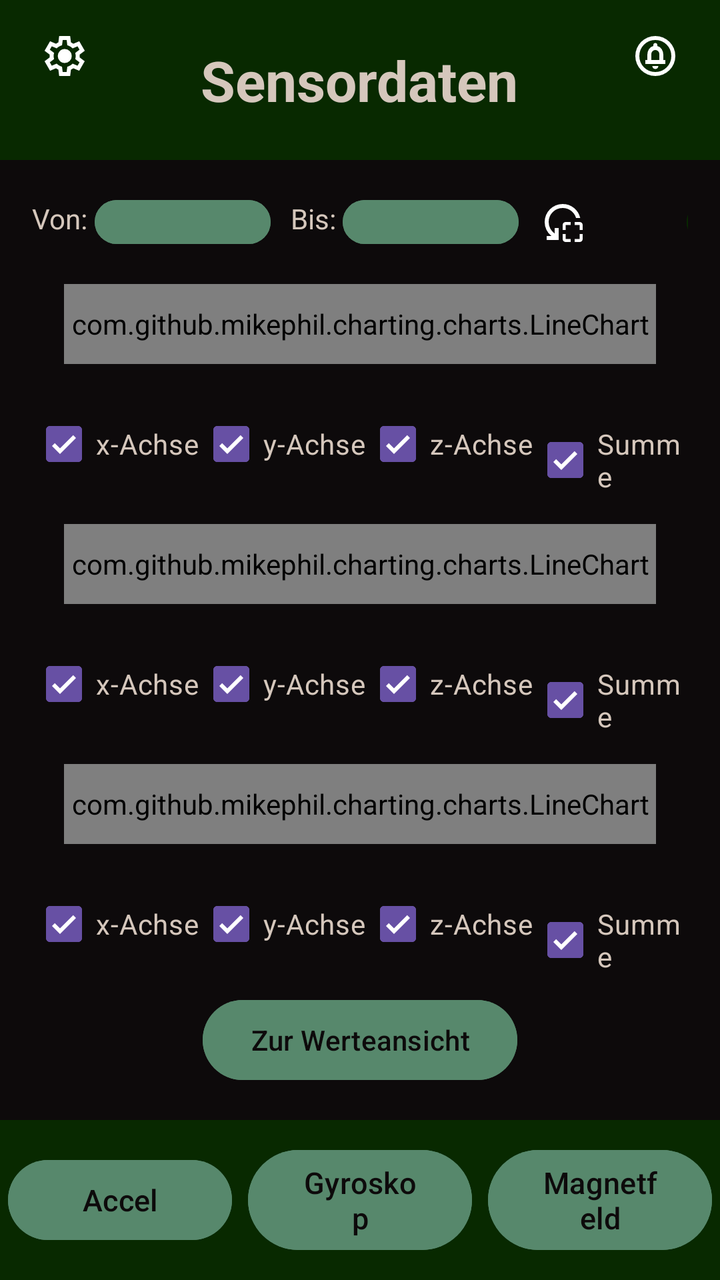
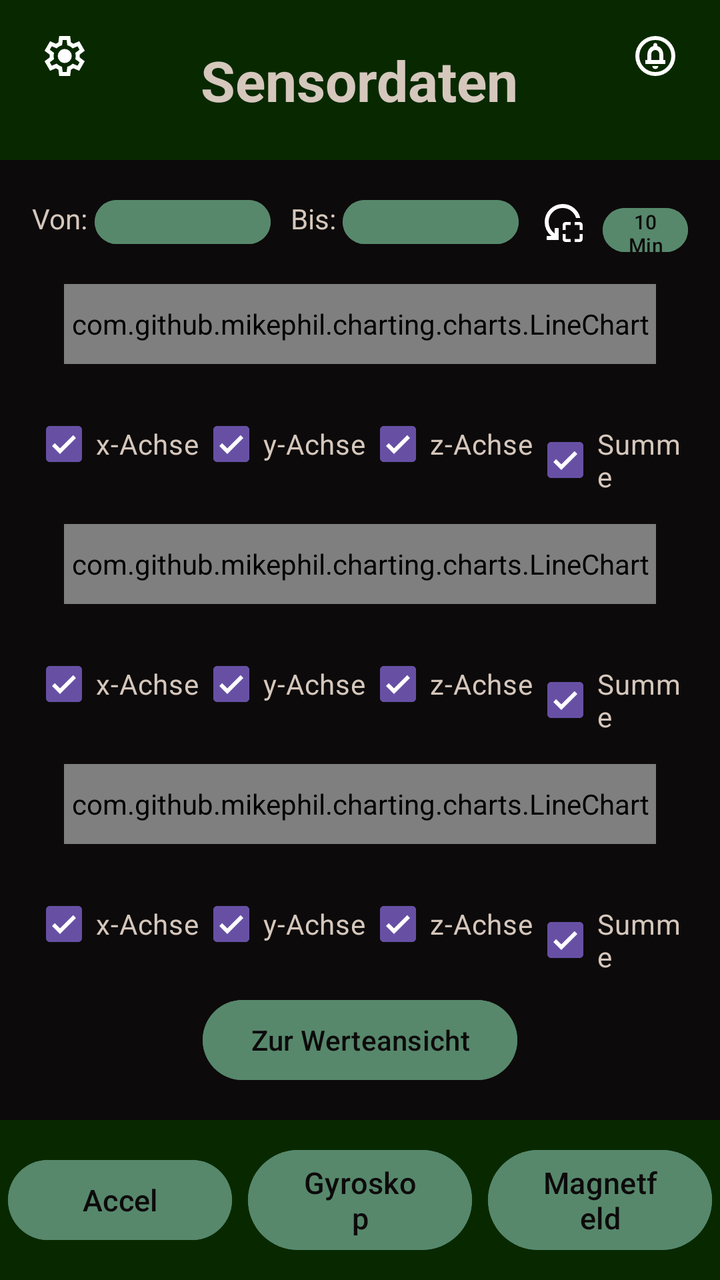

Two renders of the same Android screen: before a commit and after it. Below are the layout's source before the change and the commit's diff.
<!-- AndroidManifest.xml: application theme Theme.BiotSpeechIoT -->
<!-- res/layout/activity_main_graph.xml -->
<?xml version="1.0" encoding="utf-8"?>
<LinearLayout xmlns:android="http://schemas.android.com/apk/res/android"
    xmlns:tools="http://schemas.android.com/tools"
    android:layout_width="match_parent"
    android:id="@+id/main"
    android:layout_height="match_parent"
    android:orientation="vertical"
    android:background="@color/background"
    tools:context=".main.MainActivity">

    <LinearLayout
        android:layout_width="match_parent"
        android:layout_height="wrap_content"
        android:background="@color/header">

        <ImageButton
            android:id="@+id/settings_button"
            android:layout_width="wrap_content"
            android:layout_height="wrap_content"
            android:layout_weight="1"
            android:src="@drawable/outline_settings_24"
            android:background="@color/header"
            android:layout_marginTop="16dp"
            android:layout_marginStart="16dp"
            android:paddingBottom="15dp"
            android:color="@color/text"/>

        <TextView
            android:id="@+id/headerText"
            android:layout_width="0dp"
            android:layout_weight="30"
            android:layout_height="80dp"
            android:background="@color/header"
            android:gravity="center_vertical|center_horizontal"
            android:text="Sensordaten"
            android:textColor="@color/text"
            android:textSize="28sp"
            android:textStyle="bold" />

        <ImageButton
            android:id="@+id/notification_button"
            android:layout_width="wrap_content"
            android:layout_height="wrap_content"
            android:layout_weight="1"
            android:src="@drawable/outline_circle_notifications_24"
            android:background="@color/header"
            android:layout_marginTop="16dp"
            android:layout_marginEnd="16dp"
            android:paddingBottom="15dp"
            android:color="@color/text"/>
    </LinearLayout>

    <LinearLayout
        android:id="@+id/contentArea"
        android:layout_width="match_parent"
        android:layout_height="0dp"
        android:layout_weight="1"
        android:orientation="vertical"
        android:padding="16dp">

        <LinearLayout
            android:layout_width="wrap_content"
            android:layout_height="wrap_content"
            android:orientation="horizontal">

            <TextView
                android:layout_width="wrap_content"
                android:layout_height="wrap_content"
                android:text="Von: "
                android:textColor="@color/text"/>

            <Button
                android:layout_width="wrap_content"
                android:layout_height="30dp"
                android:text=""
                android:textSize="10dp"
                android:textColor="@color/background"
                android:backgroundTint="@color/button"
                android:id="@+id/button_Accel_von"
                android:paddingStart="0dp"
                android:paddingEnd="0dp"
                android:paddingBottom="0dp"
                android:paddingTop="0dp"/>

            <TextView
                android:layout_width="wrap_content"
                android:layout_height="wrap_content"
                android:text="Bis: "
                android:textColor="@color/text"
                android:layout_marginStart="10dp"/>

            <Button
                android:layout_width="wrap_content"
                android:layout_height="30dp"
                android:text=""
                android:textSize="10sp"
                android:textColor="@color/background"
                android:backgroundTint="@color/button"
                android:id="@+id/button_Accel_bis"
                android:paddingStart="0dp"
                android:paddingEnd="0dp"
                android:paddingBottom="0dp"
                android:paddingTop="0dp"/>

            <ImageButton
                android:layout_width="wrap_content"
                android:layout_height="wrap_content"
                android:src="@drawable/outline_reset_focus_24"
                android:background="@color/background"
                android:layout_marginStart="10dp"
                android:paddingTop="3dp"
                android:id="@+id/resetAccel"
                />

            <Button
                android:layout_width="50dp"
                android:layout_height="30dp"
                android:text="10 Min"
                android:textSize="10sp"
                android:textColor="@color/background"
                android:backgroundTint="@color/header"
                android:id="@+id/btn_x_10min"
                android:layout_marginStart="50dp"
                android:paddingStart="0dp"
                android:paddingEnd="0dp"
                android:paddingBottom="0dp"
                android:paddingTop="0dp"/>

        </LinearLayout>

        <com.github.mikephil.charting.charts.LineChart
            android:id="@+id/lineChartAccel"
            android:layout_width="match_parent"
            android:layout_height="0dp"
            android:layout_weight="1"
            android:layout_margin="16dp"/>

        <LinearLayout
            android:layout_width="wrap_content"
            android:layout_height="wrap_content"
            >
            <CheckBox
                android:layout_width="wrap_content"
                android:layout_height="wrap_content"
                android:text="x-Achse"
                android:textColor="@color/text"
                android:checked="true"
                android:id="@+id/AccelxCheck"/>

            <CheckBox
                android:layout_width="wrap_content"
                android:layout_height="wrap_content"
                android:text="y-Achse"
                android:textColor="@color/text"
                android:checked="true"
                android:id="@+id/AccelyCheck"/>

            <CheckBox
                android:layout_width="wrap_content"
                android:layout_height="wrap_content"
                android:text="z-Achse"
                android:textColor="@color/text"
                android:checked="true"
                android:id="@+id/AccelzCheck"/>

            <CheckBox
                android:layout_width="wrap_content"
                android:layout_height="wrap_content"
                android:text="Summe"
                android:textColor="@color/text"
                android:checked="true"
                android:id="@+id/AccelSumCheck"/>

        </LinearLayout>

        <com.github.mikephil.charting.charts.LineChart
            android:id="@+id/lineChartGyro"
            android:layout_width="match_parent"
            android:layout_height="0dp"
            android:layout_weight="1"
            android:layout_margin="16dp" />

        <LinearLayout
            android:layout_width="wrap_content"
            android:layout_height="wrap_content"
            >
            <CheckBox
                android:layout_width="wrap_content"
                android:layout_height="wrap_content"
                android:text="x-Achse"
                android:textColor="@color/text"
                android:checked="true"
                android:id="@+id/GyroxCheck"/>

            <CheckBox
                android:layout_width="wrap_content"
                android:layout_height="wrap_content"
                android:text="y-Achse"
                android:textColor="@color/text"
                android:checked="true"
                android:id="@+id/GyroyCheck"/>

            <CheckBox
                android:layout_width="wrap_content"
                android:layout_height="wrap_content"
                android:text="z-Achse"
                android:textColor="@color/text"
                android:checked="true"
                android:id="@+id/GyrozCheck"/>

            <CheckBox
                android:layout_width="wrap_content"
                android:layout_height="wrap_content"
                android:text="Summe"
                android:textColor="@color/text"
                android:checked="true"
                android:id="@+id/GyroSumCheck"/>

        </LinearLayout>

        <com.github.mikephil.charting.charts.LineChart
            android:id="@+id/lineChartMag"
            android:layout_width="match_parent"
            android:layout_height="0dp"
            android:layout_weight="1"
            android:layout_margin="16dp"/>

        <LinearLayout
            android:layout_width="wrap_content"
            android:layout_height="wrap_content"
            >
            <CheckBox
                android:layout_width="wrap_content"
                android:layout_height="wrap_content"
                android:text="x-Achse"
                android:textColor="@color/text"
                android:checked="true"
                android:id="@+id/MagxCheck"/>

            <CheckBox
                android:layout_width="wrap_content"
                android:layout_height="wrap_content"
                android:text="y-Achse"
                android:textColor="@color/text"
                android:checked="true"
                android:id="@+id/MagyCheck"/>

            <CheckBox
                android:layout_width="wrap_content"
                android:layout_height="wrap_content"
                android:text="z-Achse"
                android:textColor="@color/text"
                android:checked="true"
                android:id="@+id/MagzCheck"/>

            <CheckBox
                android:layout_width="wrap_content"
                android:layout_height="wrap_content"
                android:text="Summe"
                android:textColor="@color/text"
                android:checked="true"
                android:id="@+id/MagSumCheck"/>

        </LinearLayout>

        <Button
            android:layout_width="wrap_content"
            android:layout_height="wrap_content"
            android:layout_gravity="center"
            android:text="Zur Werteansicht"
            android:layout_marginTop="10dp"
            android:backgroundTint="@color/button"
            android:textColor="@color/background"
            android:id="@+id/werteansicht"/>

    </LinearLayout>

    <LinearLayout
        android:id="@+id/footerBar"
        android:layout_width="match_parent"
        android:layout_height="80dp"
        android:orientation="horizontal"
        android:gravity="center"
        android:background="@color/header">

        <Button
            android:id="@+id/btnAccel"
            android:layout_width="0dp"
            android:layout_height="wrap_content"
            android:layout_weight="1"
            android:text="Accel"
            android:textColor="@color/background"
            android:layout_margin="4dp"
            android:backgroundTint="@color/button"
            android:textSize="15sp" />

        <Button
            android:id="@+id/btnGyro"
            android:layout_width="0dp"
            android:layout_height="wrap_content"
            android:layout_weight="1"
            android:text="Gyroskop"
            android:textColor="@color/background"
            android:layout_margin="4dp"
            android:backgroundTint="@color/button"
            android:textSize="15sp"/>

        <Button
            android:id="@+id/btnMagnet"
            android:layout_width="0dp"
            android:layout_height="wrap_content"
            android:layout_weight="1"
            android:text="Magnetfeld"
            android:textColor="@color/background"
            android:layout_margin="4dp"
            android:backgroundTint="@color/button"
            android:textSize="15sp"/>
    </LinearLayout>
</LinearLayout>
<!-- resources referenced by this layout -->
<resources>
  <color name="background">#0D0A0B</color>
  <color name="button">#57886C</color>
  <color name="header">#082900</color>
  <color name="text">#D5C7BC</color>
  <!-- drawable outline_circle_notifications_24 (drawable) -->
  <vector xmlns:android="http://schemas.android.com/apk/res/android" android:height="24dp" android:tint="#FFFFFF" android:viewportHeight="960" android:viewportWidth="960" android:width="24dp">
        
      <path android:fillColor="@android:color/white" android:pathData="M480,740Q505,740 522.5,722.5Q540,705 540,680L420,680Q420,705 437.5,722.5Q455,740 480,740ZM280,640L680,640L680,560L640,560L640,456Q640,395 608.5,344.5Q577,294 520,280L520,260Q520,243 508.5,231.5Q497,220 480,220Q463,220 451.5,231.5Q440,243 440,260L440,280Q383,294 351.5,344.5Q320,395 320,456L320,560L280,560L280,640ZM400,560L400,440Q400,407 423.5,383.5Q447,360 480,360Q513,360 536.5,383.5Q560,407 560,440L560,560L400,560ZM480,880Q397,880 324,848.5Q251,817 197,763Q143,709 111.5,636Q80,563 80,480Q80,397 111.5,324Q143,251 197,197Q251,143 324,111.5Q397,80 480,80Q563,80 636,111.5Q709,143 763,197Q817,251 848.5,324Q880,397 880,480Q880,563 848.5,636Q817,709 763,763Q709,817 636,848.5Q563,880 480,880ZM480,800Q614,800 707,707Q800,614 800,480Q800,346 707,253Q614,160 480,160Q346,160 253,253Q160,346 160,480Q160,614 253,707Q346,800 480,800ZM480,480Q480,480 480,480Q480,480 480,480Q480,480 480,480Q480,480 480,480Q480,480 480,480Q480,480 480,480Q480,480 480,480Q480,480 480,480Z"/>
      
  </vector>
  <!-- drawable outline_reset_focus_24 (drawable) -->
  <vector xmlns:android="http://schemas.android.com/apk/res/android" android:height="24dp" android:tint="#FFFFFF" android:viewportHeight="960" android:viewportWidth="960" android:width="24dp">
        
      <path android:fillColor="@android:color/white" android:pathData="M480,640L480,540Q480,515 497.5,497.5Q515,480 540,480L640,480L640,540L540,540L540,640L480,640ZM540,880Q515,880 497.5,862.5Q480,845 480,820L480,720L540,720L540,820L640,820L640,880L540,880ZM820,640L820,540L720,540L720,480L820,480Q845,480 862.5,497.5Q880,515 880,540L880,640L820,640ZM720,880L720,820L820,820L820,720L880,720L880,820Q880,845 862.5,862.5Q845,880 820,880L720,880ZM831,400L748,400Q722,312 649,256Q576,200 480,200Q363,200 281.5,281.5Q200,363 200,480Q200,552 232.5,612Q265,672 320,710L320,600L400,600L400,840L160,840L160,760L254,760Q192,710 156,637.5Q120,565 120,480Q120,405 148.5,339.5Q177,274 225.5,225.5Q274,177 339.5,148.5Q405,120 480,120Q609,120 706.5,199.5Q804,279 831,400Z"/>
      
  </vector>
  <style name="Theme.BiotSpeechIoT" parent="Base.Theme.BiotSpeechIoT" />
  <style name="Base.Theme.BiotSpeechIoT" parent="Theme.Material3.DayNight.NoActionBar">
          
          
      </style>
  <!-- unchanged entries left out for length: 1 -->
</resources>

<!-- the commit's change to res/layout/activity_main_graph.xml (unified diff, before → after) -->
@@ -113,16 +113,16 @@
                 />
 
             <Button
-                android:layout_width="50dp"
+                android:layout_width="wrap_content"
                 android:layout_height="30dp"
                 android:text="10 Min"
                 android:textSize="10sp"
                 android:textColor="@color/background"
-                android:backgroundTint="@color/header"
+                android:backgroundTint="@color/button"
                 android:id="@+id/btn_x_10min"
-                android:layout_marginStart="50dp"
-                android:paddingStart="0dp"
-                android:paddingEnd="0dp"
+                android:layout_marginStart="8dp"
+                android:paddingStart="8dp"
+                android:paddingEnd="8dp"
                 android:paddingBottom="0dp"
                 android:paddingTop="0dp"/>
 
